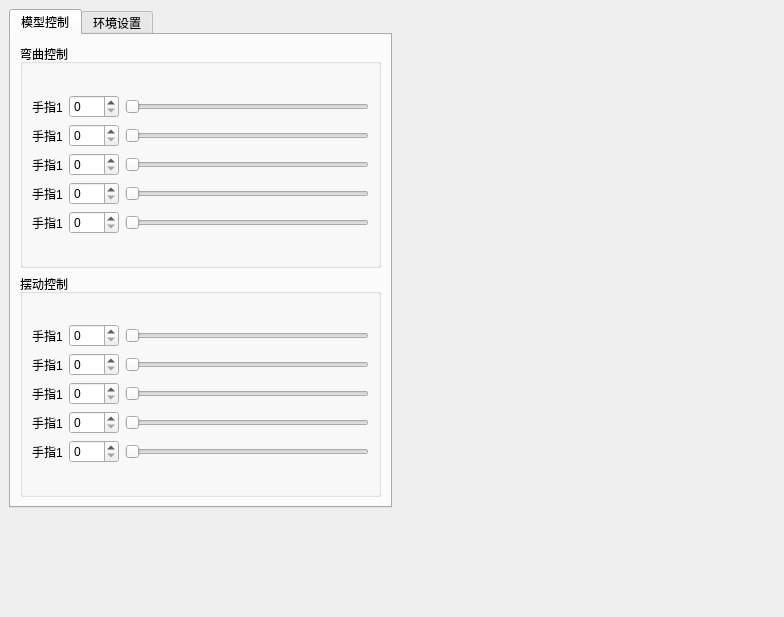
Qt form ui/MainWindow.ui (unishuai/softSim) before a commit.
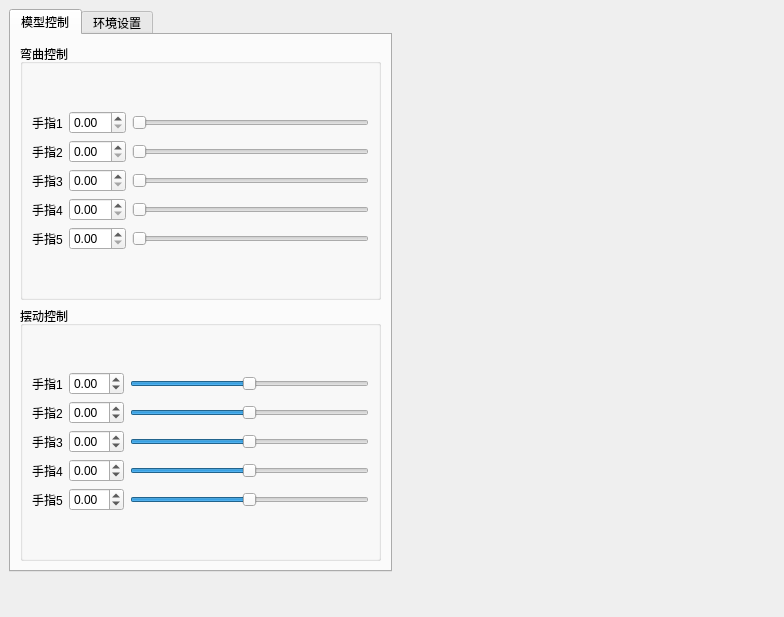
The same form after that commit. The open tabs and pages were chosen to show the change. Icons and pictures are not drawn.

Patch:
```diff
--- a/ui/MainWindow.ui
+++ b/ui/MainWindow.ui
@@ -14,6 +14,10 @@
   <property name="windowTitle">
    <string>软体仿真建模软件</string>
   </property>
+  <property name="windowIcon">
+   <iconset resource="../resource/img.qrc">
+    <normaloff>:/Satoru02.jpg</normaloff>:/Satoru02.jpg</iconset>
+  </property>
   <widget class="QWidget" name="centralwidget">
    <layout class="QHBoxLayout" name="horizontalLayout">
     <item>
@@ -43,16 +47,6 @@
                  </property>
                 </widget>
                </item>
-               <item row="0" column="1">
-                <widget class="QSpinBox" name="spinBox_bend_finger1">
-                 <property name="minimumSize">
-                  <size>
-                   <width>50</width>
-                   <height>0</height>
-                  </size>
-                 </property>
-                </widget>
-               </item>
                <item row="0" column="2">
                 <widget class="QSlider" name="hSlider_bend_finger1">
                  <property name="minimumSize">
@@ -61,6 +55,9 @@
                    <height>0</height>
                   </size>
                  </property>
+                 <property name="maximum">
+                  <number>1000</number>
+                 </property>
                  <property name="orientation">
                   <enum>Qt::Orientation::Horizontal</enum>
                  </property>
@@ -69,17 +66,7 @@
                <item row="1" column="0">
                 <widget class="QLabel" name="label_3">
                  <property name="text">
-                  <string>手指1</string>
-                 </property>
-                </widget>
-               </item>
-               <item row="1" column="1">
-                <widget class="QSpinBox" name="spinBox_bend_finger2">
-                 <property name="minimumSize">
-                  <size>
-                   <width>50</width>
-                   <height>0</height>
-                  </size>
+                  <string>手指2</string>
                  </property>
                 </widget>
                </item>
@@ -91,6 +78,9 @@
                    <height>0</height>
                   </size>
                  </property>
+                 <property name="maximum">
+                  <number>1000</number>
+                 </property>
                  <property name="orientation">
                   <enum>Qt::Orientation::Horizontal</enum>
                  </property>
@@ -99,17 +89,7 @@
                <item row="2" column="0">
                 <widget class="QLabel" name="label_4">
                  <property name="text">
-                  <string>手指1</string>
-                 </property>
-                </widget>
-               </item>
-               <item row="2" column="1">
-                <widget class="QSpinBox" name="spinBox_bend_finger3">
-                 <property name="minimumSize">
-                  <size>
-                   <width>50</width>
-                   <height>0</height>
-                  </size>
+                  <string>手指3</string>
                  </property>
                 </widget>
                </item>
@@ -121,6 +101,9 @@
                    <height>0</height>
                   </size>
                  </property>
+                 <property name="maximum">
+                  <number>1000</number>
+                 </property>
                  <property name="orientation">
                   <enum>Qt::Orientation::Horizontal</enum>
                  </property>
@@ -129,17 +112,7 @@
                <item row="3" column="0">
                 <widget class="QLabel" name="label_5">
                  <property name="text">
-                  <string>手指1</string>
-                 </property>
-                </widget>
-               </item>
-               <item row="3" column="1">
-                <widget class="QSpinBox" name="spinBox_bend_finger4">
-                 <property name="minimumSize">
-                  <size>
-                   <width>50</width>
-                   <height>0</height>
-                  </size>
+                  <string>手指4</string>
                  </property>
                 </widget>
                </item>
@@ -151,6 +124,9 @@
                    <height>0</height>
                   </size>
                  </property>
+                 <property name="maximum">
+                  <number>1000</number>
+                 </property>
                  <property name="orientation">
                   <enum>Qt::Orientation::Horizontal</enum>
                  </property>
@@ -159,17 +135,7 @@
                <item row="4" column="0">
                 <widget class="QLabel" name="label_6">
                  <property name="text">
-                  <string>手指1</string>
-                 </property>
-                </widget>
-               </item>
-               <item row="4" column="1">
-                <widget class="QSpinBox" name="spinBox_bend_finger5">
-                 <property name="minimumSize">
-                  <size>
-                   <width>50</width>
-                   <height>0</height>
-                  </size>
+                  <string>手指5</string>
                  </property>
                 </widget>
                </item>
@@ -181,11 +147,79 @@
                    <height>0</height>
                   </size>
                  </property>
+                 <property name="maximum">
+                  <number>1000</number>
+                 </property>
                  <property name="orientation">
                   <enum>Qt::Orientation::Horizontal</enum>
                  </property>
                 </widget>
                </item>
+               <item row="0" column="1">
+                <widget class="QDoubleSpinBox" name="dSpinBox_bend_finger1">
+                 <property name="minimumSize">
+                  <size>
+                   <width>50</width>
+                   <height>0</height>
+                  </size>
+                 </property>
+                 <property name="maximum">
+                  <double>10.000000000000000</double>
+                 </property>
+                </widget>
+               </item>
+               <item row="1" column="1">
+                <widget class="QDoubleSpinBox" name="dSpinBox_bend_finger2">
+                 <property name="minimumSize">
+                  <size>
+                   <width>50</width>
+                   <height>0</height>
+                  </size>
+                 </property>
+                 <property name="maximum">
+                  <double>10.000000000000000</double>
+                 </property>
+                </widget>
+               </item>
+               <item row="2" column="1">
+                <widget class="QDoubleSpinBox" name="dSpinBox_bend_finger3">
+                 <property name="minimumSize">
+                  <size>
+                   <width>50</width>
+                   <height>0</height>
+                  </size>
+                 </property>
+                 <property name="maximum">
+                  <double>10.000000000000000</double>
+                 </property>
+                </widget>
+               </item>
+               <item row="3" column="1">
+                <widget class="QDoubleSpinBox" name="dSpinBox_bend_finger4">
+                 <property name="minimumSize">
+                  <size>
+                   <width>50</width>
+                   <height>0</height>
+                  </size>
+                 </property>
+                 <property name="maximum">
+                  <double>10.000000000000000</double>
+                 </property>
+                </widget>
+               </item>
+               <item row="4" column="1">
+                <widget class="QDoubleSpinBox" name="dSpinBox_bend_finger5">
+                 <property name="minimumSize">
+                  <size>
+                   <width>50</width>
+                   <height>0</height>
+                  </size>
+                 </property>
+                 <property name="maximum">
+                  <double>10.000000000000000</double>
+                 </property>
+                </widget>
+               </item>
               </layout>
              </item>
             </layout>
@@ -206,16 +240,6 @@
                  </property>
                 </widget>
                </item>
-               <item row="0" column="1">
-                <widget class="QSpinBox" name="spinBox_sway_finger1">
-                 <property name="minimumSize">
-                  <size>
-                   <width>50</width>
-                   <height>0</height>
-                  </size>
-                 </property>
-                </widget>
-               </item>
                <item row="0" column="2">
                 <widget class="QSlider" name="hSlider_sway_finger1">
                  <property name="minimumSize">
@@ -224,6 +248,12 @@
                    <height>0</height>
                   </size>
                  </property>
+                 <property name="minimum">
+                  <number>-500</number>
+                 </property>
+                 <property name="maximum">
+                  <number>500</number>
+                 </property>
                  <property name="orientation">
                   <enum>Qt::Orientation::Horizontal</enum>
                  </property>
@@ -232,17 +262,7 @@
                <item row="1" column="0">
                 <widget class="QLabel" name="label_8">
                  <property name="text">
-                  <string>手指1</string>
-                 </property>
-                </widget>
-               </item>
-               <item row="1" column="1">
-                <widget class="QSpinBox" name="spinBox_sway_finger2">
-                 <property name="minimumSize">
-                  <size>
-                   <width>50</width>
-                   <height>0</height>
-                  </size>
+                  <string>手指2</string>
                  </property>
                 </widget>
                </item>
@@ -254,6 +274,12 @@
                    <height>0</height>
                   </size>
                  </property>
+                 <property name="minimum">
+                  <number>-500</number>
+                 </property>
+                 <property name="maximum">
+                  <number>500</number>
+                 </property>
                  <property name="orientation">
                   <enum>Qt::Orientation::Horizontal</enum>
                  </property>
@@ -262,17 +288,7 @@
                <item row="2" column="0">
                 <widget class="QLabel" name="label_9">
                  <property name="text">
-                  <string>手指1</string>
-                 </property>
-                </widget>
-               </item>
-               <item row="2" column="1">
-                <widget class="QSpinBox" name="spinBox_sway_finger3">
-                 <property name="minimumSize">
-                  <size>
-                   <width>50</width>
-                   <height>0</height>
-                  </size>
+                  <string>手指3</string>
                  </property>
                 </widget>
                </item>
@@ -284,6 +300,12 @@
                    <height>0</height>
                   </size>
                  </property>
+                 <property name="minimum">
+                  <number>-500</number>
+                 </property>
+                 <property name="maximum">
+                  <number>500</number>
+                 </property>
                  <property name="orientation">
                   <enum>Qt::Orientation::Horizontal</enum>
                  </property>
@@ -292,17 +314,7 @@
                <item row="3" column="0">
                 <widget class="QLabel" name="label_10">
                  <property name="text">
-                  <string>手指1</string>
-                 </property>
-                </widget>
-               </item>
-               <item row="3" column="1">
-                <widget class="QSpinBox" name="spinBox_sway_finger4">
-                 <property name="minimumSize">
-                  <size>
-                   <width>50</width>
-                   <height>0</height>
-                  </size>
+                  <string>手指4</string>
                  </property>
                 </widget>
                </item>
@@ -314,6 +326,15 @@
                    <height>0</height>
                   </size>
                  </property>
+                 <property name="minimum">
+                  <number>-500</number>
+                 </property>
+                 <property name="maximum">
+                  <number>500</number>
+                 </property>
+                 <property name="value">
+                  <number>0</number>
+                 </property>
                  <property name="orientation">
                   <enum>Qt::Orientation::Horizontal</enum>
                  </property>
@@ -322,33 +343,112 @@
                <item row="4" column="0">
                 <widget class="QLabel" name="label_11">
                  <property name="text">
-                  <string>手指1</string>
-                 </property>
-                </widget>
-               </item>
-               <item row="4" column="1">
-                <widget class="QSpinBox" name="spinBox_sway_finger5">
-                 <property name="minimumSize">
-                  <size>
-                   <width>50</width>
-                   <height>0</height>
-                  </size>
+                  <string>手指5</string>
                  </property>
                 </widget>
                </item>
                <item row="4" column="2">
-                <widget class="QSlider" name="hSlider_gravity_11">
+                <widget class="QSlider" name="hSlider_sway_finger5">
                  <property name="minimumSize">
                   <size>
                    <width>60</width>
                    <height>0</height>
                   </size>
                  </property>
+                 <property name="minimum">
+                  <number>-500</number>
+                 </property>
+                 <property name="maximum">
+                  <number>500</number>
+                 </property>
+                 <property name="value">
+                  <number>0</number>
+                 </property>
                  <property name="orientation">
                   <enum>Qt::Orientation::Horizontal</enum>
                  </property>
                 </widget>
                </item>
+               <item row="0" column="1">
+                <widget class="QDoubleSpinBox" name="dSpinBox_sway_finger1">
+                 <property name="minimumSize">
+                  <size>
+                   <width>50</width>
+                   <height>0</height>
+                  </size>
+                 </property>
+                 <property name="minimum">
+                  <double>-5.000000000000000</double>
+                 </property>
+                 <property name="maximum">
+                  <double>5.000000000000000</double>
+                 </property>
+                </widget>
+               </item>
+               <item row="1" column="1">
+                <widget class="QDoubleSpinBox" name="dSpinBox_sway_finger2">
+                 <property name="minimumSize">
+                  <size>
+                   <width>50</width>
+                   <height>0</height>
+                  </size>
+                 </property>
+                 <property name="minimum">
+                  <double>-5.000000000000000</double>
+                 </property>
+                 <property name="maximum">
+                  <double>5.000000000000000</double>
+                 </property>
+                </widget>
+               </item>
+               <item row="2" column="1">
+                <widget class="QDoubleSpinBox" name="dSpinBox_sway_finger3">
+                 <property name="minimumSize">
+                  <size>
+                   <width>50</width>
+                   <height>0</height>
+                  </size>
+                 </property>
+                 <property name="minimum">
+                  <double>-5.000000000000000</double>
+                 </property>
+                 <property name="maximum">
+                  <double>5.000000000000000</double>
+                 </property>
+                </widget>
+               </item>
+               <item row="3" column="1">
+                <widget class="QDoubleSpinBox" name="dSpinBox_sway_finger4">
+                 <property name="minimumSize">
+                  <size>
+                   <width>50</width>
+                   <height>0</height>
+                  </size>
+                 </property>
+                 <property name="minimum">
+                  <double>-5.000000000000000</double>
+                 </property>
+                 <property name="maximum">
+                  <double>5.000000000000000</double>
+                 </property>
+                </widget>
+               </item>
+               <item row="4" column="1">
+                <widget class="QDoubleSpinBox" name="dSpinBox_sway_finger5">
+                 <property name="minimumSize">
+                  <size>
+                   <width>50</width>
+                   <height>0</height>
+                  </size>
+                 </property>
+                 <property name="minimum">
+                  <double>-5.000000000000000</double>
+                 </property>
+                 <property name="maximum">
+                  <double>5.000000000000000</double>
+                 </property>
+                </widget>
+               </item>
               </layout>
              </item>
             </layout>
@@ -444,6 +544,20 @@
             </property>
            </widget>
           </item>
+          <item>
+           <widget class="QPushButton" name="btn_startgraspSim">
+            <property name="text">
+             <string>开始抓取仿真</string>
+            </property>
+           </widget>
+          </item>
+          <item>
+           <widget class="QPushButton" name="btn_stopGraspSim">
+            <property name="text">
+             <string>停止抓取仿真</string>
+            </property>
+           </widget>
+          </item>
           <item>
            <spacer name="verticalSpacer">
             <property name="orientation">
```
